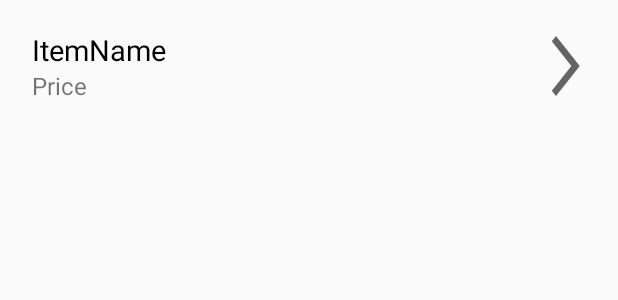
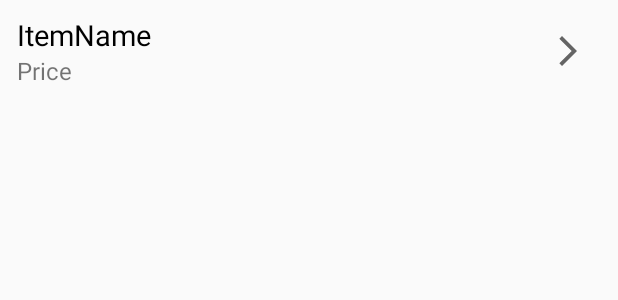
Before and after one commit to Phoshco/CodeExpDeez, an Android app: the layout search_result_box.xml on its own in the app's theme, with its tools: preview values and no code run, on a phone screen of 412 x 824 dp. Shown: the top 300 px of the screen. Run offline under Robolectric (Android 15) with nearby library versions, the phone set to English and light mode, and no system bars.

Commit message:
minor parts

```diff
--- a/app/src/main/res/layout/search_result_box.xml
+++ b/app/src/main/res/layout/search_result_box.xml
@@ -1,14 +1,14 @@
 <?xml version="1.0" encoding="utf-8"?>
 <androidx.constraintlayout.widget.ConstraintLayout xmlns:android="http://schemas.android.com/apk/res/android"
     android:layout_width="match_parent"
-    android:layout_height="80dp"
+    android:layout_height="wrap_content"
     xmlns:app="http://schemas.android.com/apk/res-auto"
     android:layout_marginVertical="4sp"
-    android:padding="16dp">
+    android:padding="6dp">
 
     <TextView
         android:id="@+id/itemname"
-        android:layout_width="match_parent"
+        android:layout_width="200dp"
         android:layout_height="wrap_content"
         android:paddingLeft="5dp"
         android:ellipsize="end"
@@ -24,7 +24,7 @@
 
     <TextView
         android:id="@+id/price"
-        android:layout_width="match_parent"
+        android:layout_width="wrap_content"
         android:layout_height="wrap_content"
         android:paddingLeft="5dp"
         android:scrollHorizontally="true"
@@ -35,10 +35,12 @@
 
     <TextView
         android:id="@+id/forwardarrow"
-        android:layout_width="38dp"
+        android:layout_width="wrap_content"
         android:layout_height="match_parent"
         android:background="@drawable/ic_baseline_arrow_forward_ios_24"
         app:layout_constraintEnd_toEndOf="parent"
+        android:layout_marginRight="15dp"
+        app:layout_constraintTop_toTopOf="@id/itemname"
         app:layout_constraintBottom_toBottomOf="@id/price"
         />
 
```
